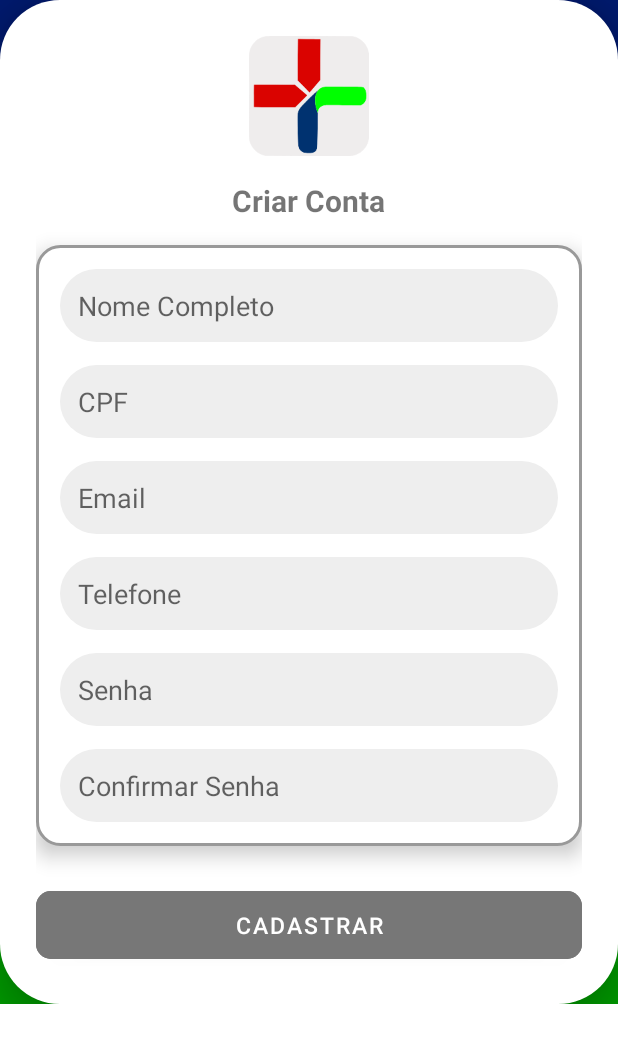
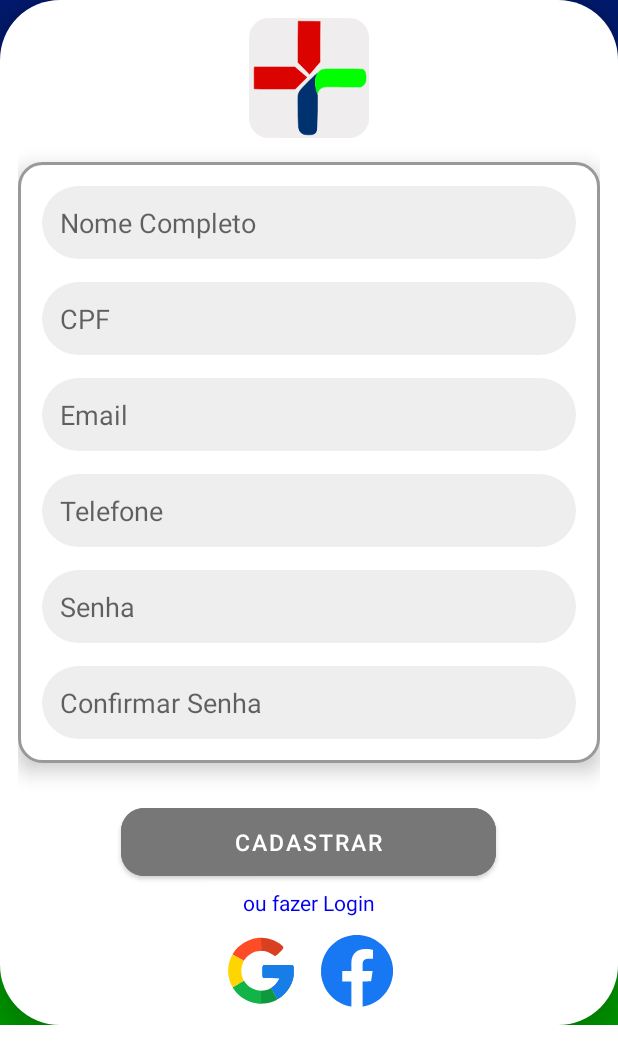
Before and after one commit to FuscaDeCombate/Autom-cia---TCC, an Android app: the RegisterActivity screen opened directly, with no data from a screen before it, on a phone screen of 412 x 824 dp. Shown: the top 1064 px of the screen. Run offline under Robolectric (Android 15) with nearby library versions, the phone set to English and light mode, and no system bars.

Commit message:
Consertei o erro do activitymainbinding, terminei com o design da tela de registro

```diff
--- a/Mobile/AutomaciaProject/app/src/main/java/com/automacia/mobile/RegisterActivity.java
+++ b/Mobile/AutomaciaProject/app/src/main/java/com/automacia/mobile/RegisterActivity.java
@@ -1,5 +1,6 @@
 package com.automacia.mobile;
 
+import android.content.Intent;
 import android.os.Bundle;
 import android.text.Editable;
 import android.text.TextWatcher;
@@ -7,6 +8,7 @@ import android.util.Patterns;
 import android.view.View;
 import android.widget.Button;
 import android.widget.EditText;
+import android.widget.TextView;
 import android.widget.Toast;
 
 import androidx.activity.EdgeToEdge;
@@ -17,6 +19,7 @@ import androidx.core.view.WindowInsetsCompat;
 
 public class RegisterActivity extends AppCompatActivity {
     private EditText editNomeC, editCPF, editEmail, editTelefone, editSenha, editConSenha;
+    TextView txtLogin;
     private Button btnCadastrar;
     @Override
     protected void onCreate(Bundle savedInstanceState) {
@@ -39,6 +42,7 @@ public class RegisterActivity extends AppCompatActivity {
         editSenha = findViewById(R.id.editSenha);
         editConSenha = findViewById(R.id.editConSenha);
         btnCadastrar = findViewById(R.id.btnRegistrar);
+        txtLogin = findViewById(R.id.txtLogin);
 
         editCPF.addTextChangedListener(new CpfMaskWatcher(editCPF));
         editCPF.addTextChangedListener(new TextWatcher() {
@@ -74,6 +78,15 @@ public class RegisterActivity extends AppCompatActivity {
                 if (validarCampos()) {
                     Toast.makeText(getBaseContext(), "Cadastro relalizado com sucesso!", Toast.LENGTH_SHORT).show();
                 }
+            }
+        });
+
+        txtLogin.setOnClickListener(new View.OnClickListener() {
+            @Override
+            public void onClick(View v) {
+                Intent i = new Intent(getBaseContext(), LoginActivity.class);
+                startActivity(i);
+                finish();
             }
         });
     }
--- a/Mobile/AutomaciaProject/app/src/main/res/drawable/input_background.xml
+++ b/Mobile/AutomaciaProject/app/src/main/res/drawable/input_background.xml
@@ -2,7 +2,6 @@
 <shape xmlns:android="http://schemas.android.com/apk/res/android">
     <solid
         android:color="#EEEEEE"/>
-    <corners
-        android:radius="1000dp"/>
+    <corners android:radius="50dp" />
 
 </shape>
--- a/Mobile/AutomaciaProject/app/src/main/res/layout/activity_register.xml
+++ b/Mobile/AutomaciaProject/app/src/main/res/layout/activity_register.xml
@@ -10,7 +10,7 @@
         android:id="@+id/main"
         android:layout_width="match_parent"
         android:layout_height="wrap_content"
-        android:padding="24dp">
+        android:padding="12dp">
 
         <LinearLayout
             android:id="@+id/cardLayout"
@@ -19,7 +19,7 @@
             android:orientation="vertical"
             android:background="@drawable/white_card"
             android:elevation="12dp"
-            android:padding="24dp"
+            android:padding="12dp"
             android:gravity="center_horizontal"
             app:layout_constraintTop_toTopOf="parent"
             app:layout_constraintBottom_toBottomOf="parent"
@@ -32,13 +32,6 @@
                 android:layout_marginBottom="16dp"
                 android:contentDescription="Logo do Aplicativo"/>
 
-            <TextView
-                android:layout_width="wrap_content"
-                android:layout_height="wrap_content"
-                android:text="Criar Conta"
-                android:textSize="20sp"
-                android:textStyle="bold"
-                android:layout_marginBottom="16dp"/>
 
             <LinearLayout
                 android:layout_width="match_parent"
@@ -125,7 +118,7 @@
 
             <Button
                 android:id="@+id/btnRegistrar"
-                android:layout_width="match_parent"
+                android:layout_width="250dp"
                 android:layout_height="wrap_content"
                 android:layout_marginTop="24dp"
                 android:backgroundTint="#777777"
@@ -133,7 +126,35 @@
                 android:text="Cadastrar"
                 android:textColor="#FFFFFF"
                 android:textSize="15sp"
-                app:cornerRadius="10sp" />
+                app:cornerRadius="15sp" />
+
+            <TextView
+                android:id="@+id/txtLogin"
+                android:layout_width="wrap_content"
+                android:layout_height="wrap_content"
+                android:text="ou fazer Login"
+                android:textColor="#0000EE"
+                android:textSize="14sp"
+                android:layout_marginTop="2dp" />
+
+            <LinearLayout
+                android:layout_width="wrap_content"
+                android:layout_height="wrap_content"
+                android:orientation="horizontal"
+                android:layout_marginTop="12dp"
+                android:gravity="center">
+
+                <ImageView
+                    android:layout_width="48dp"
+                    android:layout_height="48dp"
+                    android:src="@drawable/ic_google"
+                    android:layout_marginEnd="16dp" />
+
+                <ImageView
+                    android:layout_width="48dp"
+                    android:layout_height="48dp"
+                    android:src="@drawable/ic_facebook" />
+            </LinearLayout>
         </LinearLayout>
     </androidx.constraintlayout.widget.ConstraintLayout>
 </ScrollView>
```
